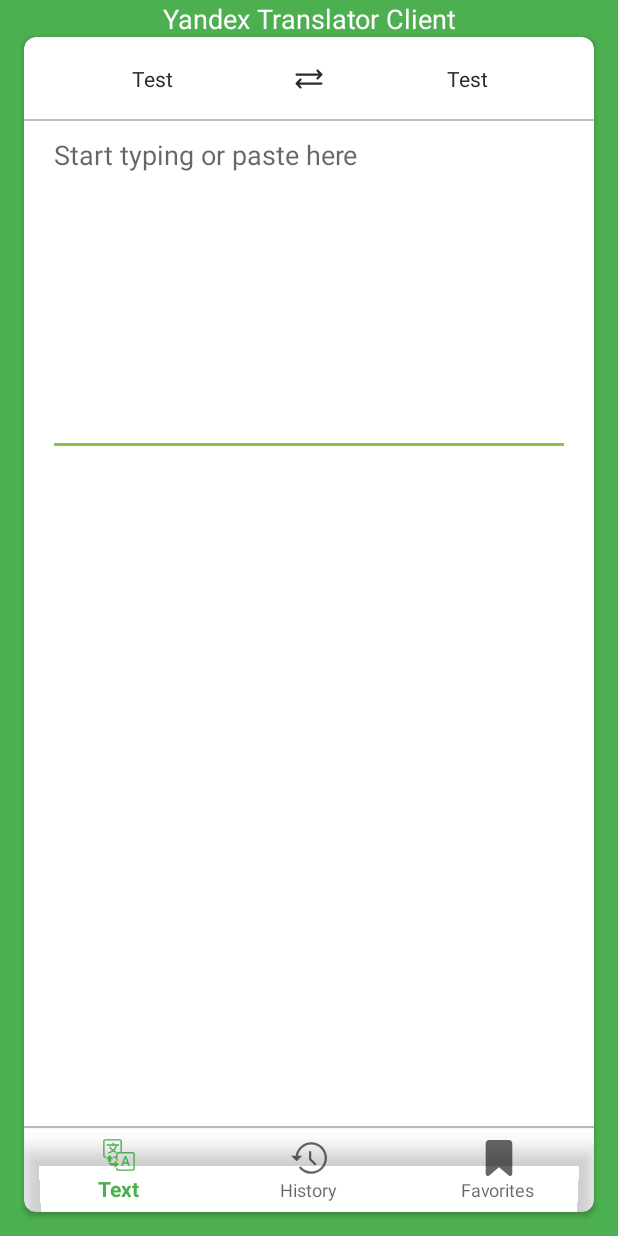
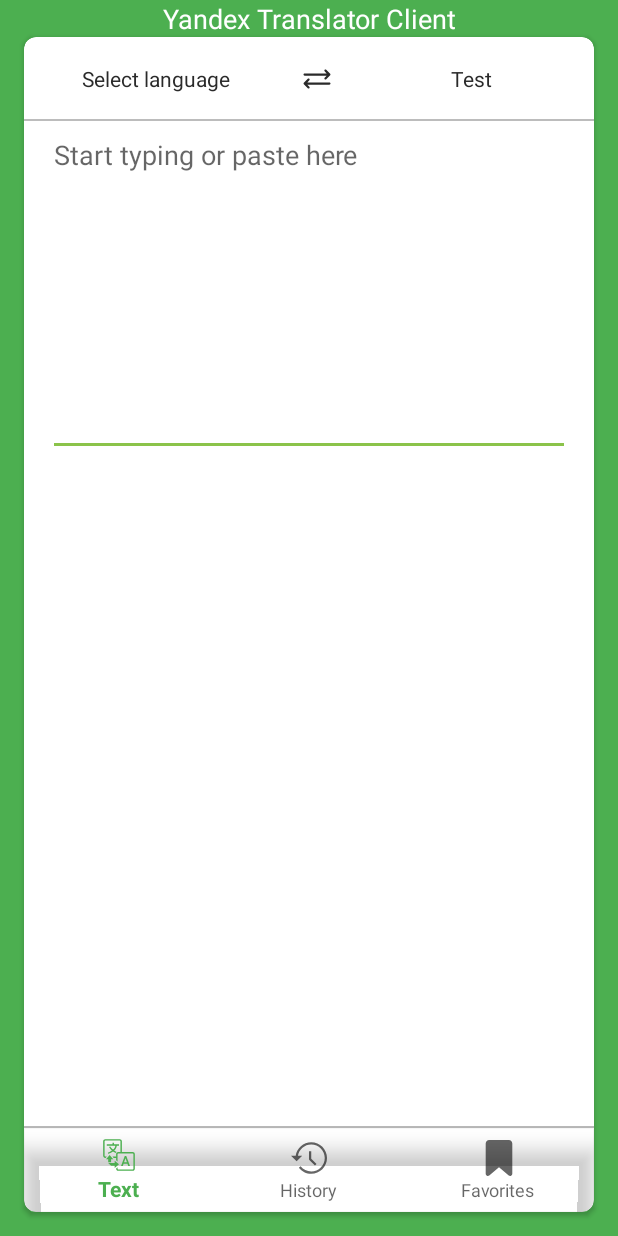
Before and after one commit to Siyateagan/translator-app, an Android app: the screen it shows after launch (TextTranslationActivity), on a phone screen of 412 x 824 dp. Run offline under Robolectric (Android 15) with nearby library versions, the phone set to English and light mode, and no system bars; our stand-ins replace Dagger/Hilt's generated code, data binding; Roboto replaces fonts that are not available here; 1 statement that could not run was skipped.

Commit message:
Add getting current language to TextTranslationActivity from SelectLanguage

```diff
--- a/app/src/main/java/siyateagan/example/translatorapp/ui/selectLanguage/SelectLanguage.kt
+++ b/app/src/main/java/siyateagan/example/translatorapp/ui/selectLanguage/SelectLanguage.kt
@@ -33,12 +33,13 @@
         super.onCreate(savedInstanceState)
         setContentView(R.layout.activity_select_language)
         setSupportActionBar(toolbar)
+
         selectLanguageViewModel =
             ViewModelProvider(this, viewModelFactory).get(SelectLanguageViewModel::class.java)
 
         languagesDisposable = selectLanguageViewModel.getLanguages()
             .subscribe { availableLanguages ->
-                recyclerView.adapter = LanguagesAdapter(availableLanguages.toList())
+                recyclerView.adapter = LanguagesAdapter(availableLanguages, this)
                 setSearchView(search_view, search_divider, recyclerView.adapter as LanguagesAdapter)
             }
 
--- a/app/src/main/java/siyateagan/example/translatorapp/ui/selectLanguage/SelectLanguageViewModel.kt
+++ b/app/src/main/java/siyateagan/example/translatorapp/ui/selectLanguage/SelectLanguageViewModel.kt
@@ -15,15 +15,15 @@
     ViewModel() {
     private val TAG = this::class.java.simpleName
 
-    fun getLanguages(): Single<List<String>> {
+    fun getLanguages(): Single<MutableList<String>> {
         return Single.create {
             yandexService.getLangs(Locale.getDefault().language)
                 .subscribeOn(Schedulers.io())
                 .observeOn(AndroidSchedulers.mainThread())
                 .subscribe(
                     { availableLanguages ->
-                        val sortedLanguages: List<String>? =
-                            availableLanguages.langs?.values?.sorted()
+                        val sortedLanguages: MutableList<String>? =
+                            availableLanguages.langs?.values?.sorted() as MutableList<String>?
                         sortedLanguages?.let { langs -> it.onSuccess(langs) }
                     },
                     { error -> Log.e(TAG, "{$error.message}") }
--- a/app/src/main/java/siyateagan/example/translatorapp/ui/textTranslation/TextTranslationActivity.kt
+++ b/app/src/main/java/siyateagan/example/translatorapp/ui/textTranslation/TextTranslationActivity.kt
@@ -4,18 +4,22 @@
 import android.os.Bundle
 import android.text.InputType
 import android.view.inputmethod.EditorInfo
+import androidx.databinding.DataBindingUtil
 import androidx.lifecycle.ViewModelProvider
 import dagger.android.AndroidInjection
 import kotlinx.android.synthetic.main.activity_text_translation.*
 import kotlinx.android.synthetic.main.bottom_navigation_layout.*
 import kotlinx.android.synthetic.main.layout_toolbar.toolbar
 import siyateagan.example.translatorapp.R
+import siyateagan.example.translatorapp.databinding.ActivityTextTranslationBinding
 import siyateagan.example.translatorapp.ui.base.BaseNavigationActivity
 import siyateagan.example.translatorapp.ui.selectLanguage.SelectLanguage
 import javax.inject.Inject
 
 
 class TextTranslationActivity : BaseNavigationActivity() {
+
+    private lateinit var binding: ActivityTextTranslationBinding
 
     @Inject
     lateinit var viewModelFactory: ViewModelProvider.Factory
@@ -24,17 +28,22 @@
     override fun onCreate(savedInstanceState: Bundle?) {
         AndroidInjection.inject(this)
         super.onCreate(savedInstanceState)
-        setContentView(R.layout.activity_text_translation)
+
+        binding =
+            DataBindingUtil.setContentView(this, R.layout.activity_text_translation)
+
         setSupportActionBar(toolbar)
         setItemsIntents(nav_view, this, this::class.java.simpleName)
-
-        textTranslationViewModel = ViewModelProvider(this, viewModelFactory).get(TextTranslationViewModel::class.java)
-
         setKeyboardDoneButton()
 
-        input_language_button.setOnClickListener {
+        textTranslationViewModel =
+            ViewModelProvider(this, viewModelFactory).get(TextTranslationViewModel::class.java)
+
+        binding.viewModel = textTranslationViewModel
+
+        binding.inputLanguageButton.setOnClickListener {
             val intent = Intent(this, SelectLanguage::class.java)
-            this.startActivity(intent)
+            this.startActivityForResult(intent, 1)
         }
     }
 
@@ -42,4 +51,10 @@
         input_text.imeOptions = EditorInfo.IME_ACTION_DONE
         input_text.setRawInputType(InputType.TYPE_CLASS_TEXT)
     }
+
+    override fun onActivityResult(requestCode: Int, resultCode: Int, data: Intent?) {
+        super.onActivityResult(requestCode, resultCode, data)
+        textTranslationViewModel.currentLanguage.set(data?.getStringExtra("language"))
+        textTranslationViewModel.currentLanguage.notifyChange()
+    }
 }
--- a/app/src/main/java/siyateagan/example/translatorapp/ui/textTranslation/TextTranslationViewModel.kt
+++ b/app/src/main/java/siyateagan/example/translatorapp/ui/textTranslation/TextTranslationViewModel.kt
@@ -1,12 +1,10 @@
 package siyateagan.example.translatorapp.ui.textTranslation
 
+import androidx.databinding.ObservableField
 import androidx.lifecycle.ViewModel
 import javax.inject.Inject
 
+
 class TextTranslationViewModel @Inject constructor(): ViewModel() {
-
-    private val _text = MutableLiveData<String>().apply {
-        value = "This is home Fragment"
-    }
-    val text: LiveData<String> = _text
+    var currentLanguage = ObservableField("Select language")
 }
--- a/app/src/main/res/layout/activity_text_translation.xml
+++ b/app/src/main/res/layout/activity_text_translation.xml
@@ -1,6 +1,14 @@
 <?xml version="1.0" encoding="utf-8"?>
-<androidx.constraintlayout.widget.ConstraintLayout xmlns:android="http://schemas.android.com/apk/res/android"
-    xmlns:app="http://schemas.android.com/apk/res-auto"
+<layout xmlns:android="http://schemas.android.com/apk/res/android"
+    xmlns:app="http://schemas.android.com/apk/res-auto">
+
+    <data>
+        <variable
+            name="viewModel"
+            type="siyateagan.example.translatorapp.ui.textTranslation.TextTranslationViewModel" />
+    </data>
+
+    <androidx.constraintlayout.widget.ConstraintLayout
         android:layout_width="match_parent"
         android:layout_height="match_parent"
         android:background="@color/colorPrimary">
@@ -40,7 +48,7 @@
                     <Button
                         android:id="@+id/input_language_button"
                         style="@style/LanguageButton"
-                    android:text="@string/test"
+                        android:text="@={viewModel.currentLanguage}"
                         app:layout_constraintBottom_toBottomOf="parent"
                         app:layout_constraintEnd_toStartOf="@+id/swap_languages_button"
                         app:layout_constraintHorizontal_bias="0.5"
@@ -121,3 +129,4 @@
             </androidx.constraintlayout.widget.ConstraintLayout>
         </androidx.cardview.widget.CardView>
     </androidx.constraintlayout.widget.ConstraintLayout>
+</layout>
```
Also changed, not shown: app/src/main/java/siyateagan/example/translatorapp/ui/adapters/LanguagesAdapter.kt (+11 -2 lines). Lines whose indentation alone changed are shown as unchanged.
